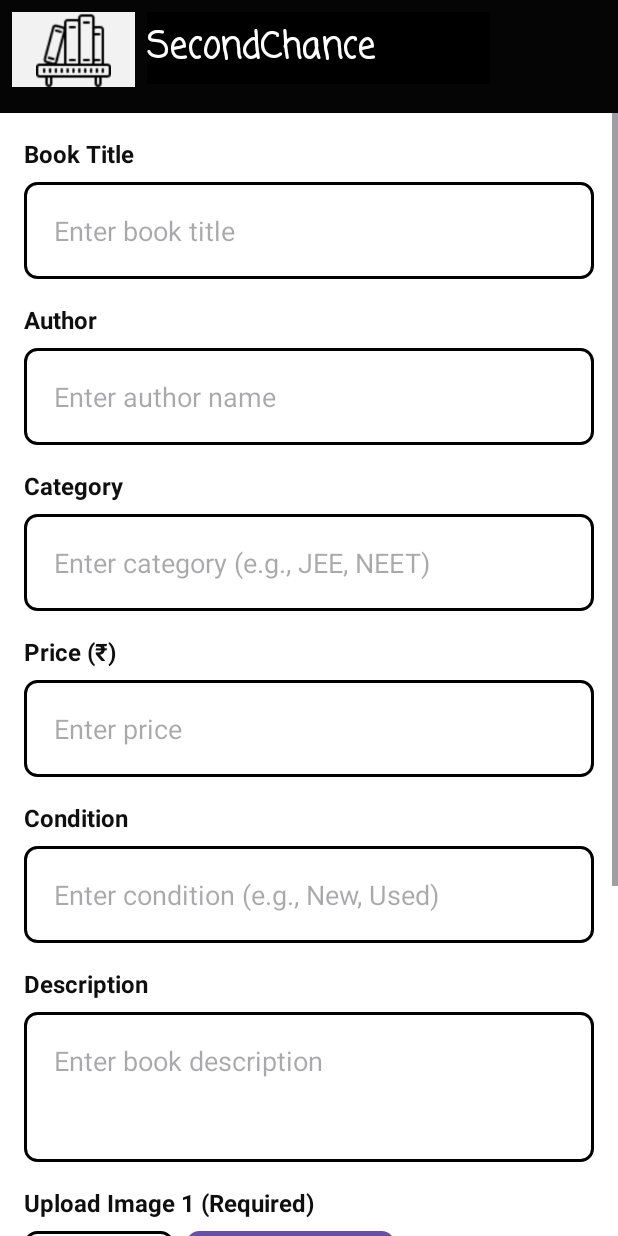
After one commit to Bharti-Sawli/Second-Chance, an Android app: the SaleBookActivity screen opened directly, with no data from a screen before it, on a phone screen of 412 x 824 dp. The commit adds this screen. Run offline under Robolectric (Android 15) with nearby library versions, the phone set to English and light mode, and no system bars; our stand-ins replace Firebase (no records; nobody signed in at launch, a user with empty details on screens opened directly).

Commit message:
added sale book activity

```diff
--- a/app/build.gradle
+++ b/app/build.gradle
@@ -38,6 +38,8 @@ dependencies {
     implementation 'com.google.android.material:material:1.12.0'
     implementation 'com.github.bumptech.glide:glide:4.16.0' // Add Glide
     annotationProcessor 'com.github.bumptech.glide:compiler:4.16.0'
+    implementation 'com.google.firebase:firebase-storage:20.0.0'
+
     implementation libs.appcompat
     implementation libs.material
     implementation libs.activity
--- a/app/src/main/java/com/example/secondchance/ChatActivity.java
+++ /dev/null
@@ -1,4 +0,0 @@
-package com.example.secondchance;
-
-public class ChatActivity {
-}
--- /dev/null
+++ b/app/src/main/res/layout/activity_sale_book.xml
@@ -0,0 +1,316 @@
+<?xml version="1.0" encoding="utf-8"?>
+<androidx.coordinatorlayout.widget.CoordinatorLayout xmlns:android="http://schemas.android.com/apk/res/android"
+    xmlns:app="http://schemas.android.com/apk/res-auto"
+    android:layout_width="match_parent"
+    android:layout_height="match_parent"
+    android:background="#FFFFFF"
+    android:fitsSystemWindows="true">
+
+    <!-- Header -->
+    <LinearLayout
+        android:layout_width="match_parent"
+        android:layout_height="75dp"
+        android:background="#050505"
+        android:gravity="top|center_vertical"
+        android:orientation="horizontal"
+        android:padding="8dp"
+        app:layout_constraintTop_toTopOf="parent">
+
+        <ImageView
+            android:id="@+id/logo"
+            android:layout_width="82dp"
+            android:layout_height="50dp"
+            android:background="#F2F2F2"
+            android:contentDescription="@string/logotxt"
+            app:srcCompat="@drawable/logo" />
+
+        <TextView
+            android:id="@+id/textView2"
+            android:layout_width="wrap_content"
+            android:layout_height="48dp"
+            android:layout_marginStart="8dp"
+            android:layout_weight="1"
+            android:background="#000000"
+            android:backgroundTint="#000000"
+            android:fontFamily="casual"
+            android:gravity="center|start"
+            android:text="SecondChance"
+            android:textAppearance="@style/TextAppearance.AppCompat.Body1"
+            android:textColor="#FFFFFF"
+            android:textSize="24sp"
+            android:textStyle="bold" />
+
+        <View
+            android:layout_width="0dp"
+            android:layout_height="0dp"
+            android:layout_weight="1" />
+    </LinearLayout>
+
+    <!-- Scrollable Content -->
+    <ScrollView
+        android:id="@+id/scrollView"
+        android:layout_width="match_parent"
+        android:layout_height="wrap_content"
+        android:layout_marginTop="75dp"
+        android:background="#FFFFFF"
+        android:fillViewport="true"
+        app:layout_constraintBottom_toBottomOf="parent"
+        app:layout_constraintTop_toBottomOf="@id/textView2">
+
+        <androidx.constraintlayout.widget.ConstraintLayout
+            android:layout_width="match_parent"
+            android:layout_height="wrap_content"
+            android:padding="16dp">
+
+            <!-- Book Title -->
+            <TextView
+                android:id="@+id/labelTitle"
+                android:layout_width="wrap_content"
+                android:layout_height="wrap_content"
+                android:text="Book Title"
+                android:textColor="#0F0F0F"
+                android:textSize="16sp"
+                android:textStyle="bold"
+                app:layout_constraintStart_toStartOf="parent"
+                app:layout_constraintTop_toTopOf="parent" />
+
+            <EditText
+                android:id="@+id/inputTitle"
+                android:layout_width="0dp"
+                android:layout_height="wrap_content"
+                android:layout_marginTop="8dp"
+                android:background="@drawable/search_box_border"
+                android:hint="Enter book title"
+                android:inputType="text"
+                android:padding="20dp"
+                app:layout_constraintEnd_toEndOf="parent"
+                app:layout_constraintStart_toStartOf="parent"
+                app:layout_constraintTop_toBottomOf="@id/labelTitle" />
+
+            <!-- Author -->
+            <TextView
+                android:id="@+id/labelAuthor"
+                android:layout_width="wrap_content"
+                android:layout_height="wrap_content"
+                android:layout_marginTop="16dp"
+                android:text="Author"
+                android:textColor="#0F0F0F"
+                android:textSize="16sp"
+                android:textStyle="bold"
+                app:layout_constraintStart_toStartOf="parent"
+                app:layout_constraintTop_toBottomOf="@id/inputTitle" />
+
+            <EditText
+                android:id="@+id/inputAuthor"
+                android:layout_width="0dp"
+                android:layout_height="wrap_content"
+                android:layout_marginTop="8dp"
+                android:background="@drawable/search_box_border"
+                android:hint="Enter author name"
+                android:inputType="text"
+                android:padding="20dp"
+                app:layout_constraintEnd_toEndOf="parent"
+                app:layout_constraintStart_toStartOf="parent"
+                app:layout_constraintTop_toBottomOf="@id/labelAuthor" />
+
+            <!-- Category -->
+            <TextView
+                android:id="@+id/labelCategory"
+                android:layout_width="wrap_content"
+                android:layout_height="wrap_content"
+                android:layout_marginTop="16dp"
+                android:text="Category"
+                android:textColor="#0F0F0F"
+                android:textSize="16sp"
+                android:textStyle="bold"
+                app:layout_constraintStart_toStartOf="parent"
+                app:layout_constraintTop_toBottomOf="@id/inputAuthor" />
+
+            <EditText
+                android:id="@+id/inputCategory"
+                android:layout_width="0dp"
+                android:layout_height="wrap_content"
+                android:layout_marginTop="8dp"
+                android:background="@drawable/search_box_border"
+                android:hint="Enter category (e.g., JEE, NEET)"
+                android:inputType="text"
+                android:padding="20dp"
+                app:layout_constraintEnd_toEndOf="parent"
+                app:layout_constraintStart_toStartOf="parent"
+                app:layout_constraintTop_toBottomOf="@id/labelCategory" />
+
+            <!-- Price -->
+            <TextView
+                android:id="@+id/labelPrice"
+                android:layout_width="wrap_content"
+                android:layout_height="wrap_content"
+                android:layout_marginTop="16dp"
+                android:text="Price (₹)"
+                android:textColor="#0F0F0F"
+                android:textSize="16sp"
+                android:textStyle="bold"
+                app:layout_constraintStart_toStartOf="parent"
+                app:layout_constraintTop_toBottomOf="@id/inputCategory" />
+
+            <EditText
+                android:id="@+id/inputPrice"
+                android:layout_width="0dp"
+                android:layout_height="wrap_content"
+                android:layout_marginTop="8dp"
+                android:background="@drawable/search_box_border"
+                android:hint="Enter price"
+                android:inputType="numberDecimal"
+                android:padding="20dp"
+                app:layout_constraintEnd_toEndOf="parent"
+                app:layout_constraintStart_toStartOf="parent"
+                app:layout_constraintTop_toBottomOf="@id/labelPrice" />
+
+            <!-- Condition -->
+            <TextView
+                android:id="@+id/labelCondition"
+                android:layout_width="wrap_content"
+                android:layout_height="wrap_content"
+                android:layout_marginTop="16dp"
+                android:text="Condition"
+                android:textColor="#0F0F0F"
+                android:textSize="16sp"
+                android:textStyle="bold"
+                app:layout_constraintStart_toStartOf="parent"
+                app:layout_constraintTop_toBottomOf="@id/inputPrice" />
+
+            <EditText
+                android:id="@+id/inputCondition"
+                android:layout_width="0dp"
+                android:layout_height="wrap_content"
+                android:layout_marginTop="8dp"
+                android:background="@drawable/search_box_border"
+                android:hint="Enter condition (e.g., New, Used)"
+                android:inputType="text"
+                android:padding="20dp"
+                app:layout_constraintEnd_toEndOf="parent"
+                app:layout_constraintStart_toStartOf="parent"
+                app:layout_constraintTop_toBottomOf="@id/labelCondition" />
+
+            <!-- Description -->
+            <TextView
+                android:id="@+id/labelDescription"
+                android:layout_width="wrap_content"
+                android:layout_height="wrap_content"
+                android:layout_marginTop="16dp"
+                android:text="Description"
+                android:textColor="#0F0F0F"
+                android:textSize="16sp"
+                android:textStyle="bold"
+                app:layout_constraintStart_toStartOf="parent"
+                app:layout_constraintTop_toBottomOf="@id/inputCondition" />
+
+            <EditText
+                android:id="@+id/inputDescription"
+                android:layout_width="0dp"
+                android:layout_height="100dp"
+                android:layout_marginTop="8dp"
+                android:background="@drawable/search_box_border"
+                android:gravity="top"
+                android:hint="Enter book description"
+                android:inputType="textMultiLine"
+                android:lines="4"
+                android:padding="20dp"
+                app:layout_constraintEnd_toEndOf="parent"
+                app:layout_constraintStart_toStartOf="parent"
+                app:layout_constraintTop_toBottomOf="@id/labelDescription" />
+
+            <!-- Image 1 -->
+            <TextView
+                android:id="@+id/labelImage1"
+                android:layout_width="wrap_content"
+                android:layout_height="wrap_content"
+                android:layout_marginTop="16dp"
+                android:text="Upload Image 1 (Required)"
+                android:textColor="#0F0F0F"
+                android:textSize="16sp"
+                android:textStyle="bold"
+                app:layout_constraintStart_toStartOf="parent"
+                app:layout_constraintTop_toBottomOf="@id/inputDescription" />
+
+            <ImageView
+                android:id="@+id/imageView1"
+                android:layout_width="100dp"
+                android:layout_height="100dp"
+                android:layout_marginTop="8dp"
+                android:background="@drawable/search_box_border"
+                android:contentDescription="Book Image 1"
+                android:scaleType="centerCrop"
+                app:layout_constraintStart_toStartOf="parent"
+                app:layout_constraintTop_toBottomOf="@id/labelImage1" />
+
+            <Button
+                android:id="@+id/btnChooseImage1"
+                android:layout_width="wrap_content"
+                android:layout_height="wrap_content"
+                android:layout_marginStart="8dp"
+                android:background="@drawable/search_box_border"
+                android:text="Choose Image"
+                app:layout_constraintStart_toEndOf="@id/imageView1"
+                app:layout_constraintTop_toTopOf="@id/imageView1" />
+
+            <!-- Image 2 -->
+            <TextView
+                android:id="@+id/labelImage2"
+                android:layout_width="wrap_content"
+                android:layout_height="wrap_content"
+                android:layout_marginTop="16dp"
+                android:text="Upload Image 2 (Required)"
+                android:textColor="#0F0F0F"
+                android:textSize="16sp"
+                android:textStyle="bold"
+                app:layout_constraintStart_toStartOf="parent"
+                app:layout_constraintTop_toBottomOf="@id/imageView1" />
+
+            <ImageView
+                android:id="@+id/imageView2"
+                android:layout_width="100dp"
+                android:layout_height="100dp"
+                android:layout_marginTop="8dp"
+                android:background="@drawable/search_box_border"
+                android:contentDescription="Book Image 2"
+                android:scaleType="centerCrop"
+                app:layout_constraintStart_toStartOf="parent"
+                app:layout_constraintTop_toBottomOf="@id/labelImage2" />
+
+            <Button
+                android:id="@+id/btnChooseImage2"
+                android:layout_width="wrap_content"
+                android:layout_height="wrap_content"
+                android:layout_marginStart="8dp"
+                android:background="@drawable/search_box_border"
+                android:text="Choose Image"
+                app:layout_constraintStart_toEndOf="@id/imageView2"
+                app:layout_constraintTop_toTopOf="@id/imageView2" />
+
+            <!-- Submit Button -->
+            <Button
+                android:id="@+id/btnSubmit"
+                android:layout_width="match_parent"
+                android:layout_height="wrap_content"
+                android:layout_marginTop="32dp"
+                android:backgroundTint="#0F0F0F"
+                android:text="Submit"
+                android:textColor="#FFFFFF"
+                app:layout_constraintEnd_toEndOf="parent"
+                app:layout_constraintStart_toStartOf="parent"
+                app:layout_constraintTop_toBottomOf="@id/imageView2" />
+
+            <!-- ProgressBar -->
+            <ProgressBar
+                android:id="@+id/progressBar"
+                android:layout_width="wrap_content"
+                android:layout_height="wrap_content"
+                android:visibility="gone"
+                app:layout_constraintTop_toTopOf="parent"
+                app:layout_constraintBottom_toBottomOf="parent"
+                app:layout_constraintStart_toStartOf="parent"
+                app:layout_constraintEnd_toEndOf="parent" />
+
+        </androidx.constraintlayout.widget.ConstraintLayout>
+    </ScrollView>
+</androidx.coordinatorlayout.widget.CoordinatorLayout>
--- /dev/null
+++ b/app/src/main/res/xml/file_paths.xml
@@ -0,0 +1,4 @@
+<?xml version="1.0" encoding="utf-8"?>
+<paths>
+    <cache-path name="cache" path="." />
+</paths>
--- a/gradle/libs.versions.toml
+++ b/gradle/libs.versions.toml
@@ -1,5 +1,5 @@
 [versions]
-agp = "8.8.0"
+agp = "8.11.1"
 junit = "4.13.2"
 junitVersion = "1.2.1"
 espressoCore = "3.6.1"
```
Also changed, not shown: app/src/main/AndroidManifest.xml (+13 -7 lines), app/src/main/java/com/example/secondchance/ProfileActivity.java (+30 -0 lines), app/src/main/java/com/example/secondchance/SaleBookActivity.java (added, +348 -0 lines), gradle/wrapper/gradle-wrapper.properties, 1 other file.
